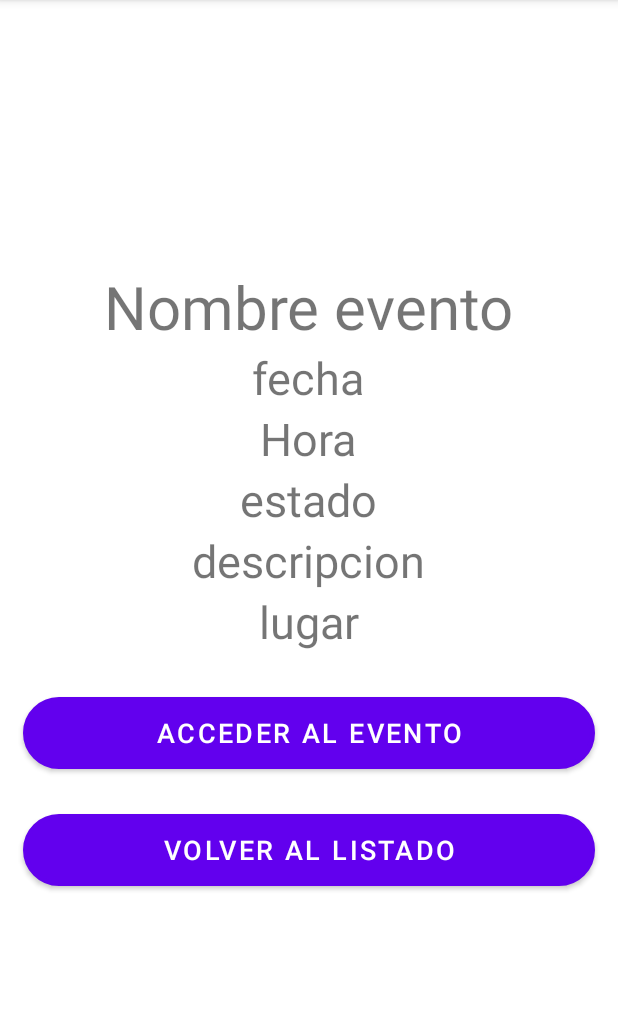
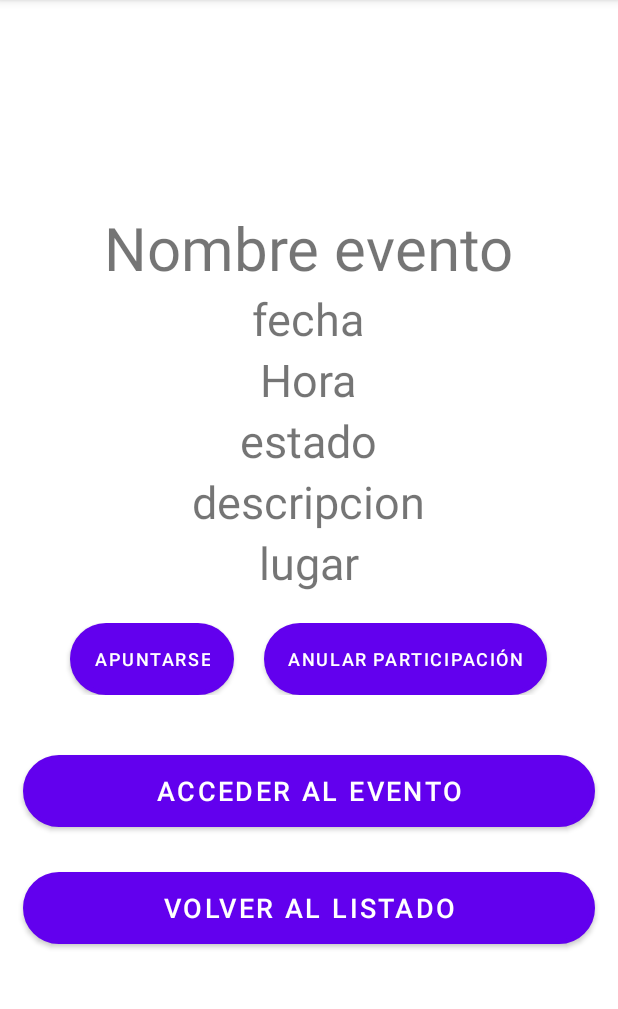
Before and after one commit to airamtaleb/MasterChef, an Android app: the DetallesEventoActivity screen opened directly, with no data from a screen before it, on a phone screen of 412 x 824 dp, the part 84-1093 px from its top. Run offline under Robolectric (Android 15) with nearby library versions, the phone set to English and light mode, and no system bars; 6 statements that could not run were skipped.

Commit message:
Añadir botones Eventos

```diff
--- a/app/src/main/res/layout/activity_detalles_evento.xml
+++ b/app/src/main/res/layout/activity_detalles_evento.xml
@@ -50,6 +50,38 @@
         android:text="lugar"
         android:textSize="30dp" />
 
+    <LinearLayout
+        android:layout_width="match_parent"
+        android:layout_height="wrap_content"
+        android:orientation="horizontal"
+        android:layout_marginTop="10dp"
+        android:gravity="center"
+        android:padding="10dp">
+
+        <Button
+            android:id="@+id/btnApuntarse"
+            android:layout_width="wrap_content"
+            android:layout_height="wrap_content"
+            android:layout_marginRight="10dp"
+            android:background="@drawable/bordes_redondos"
+            android:text="Apuntarse"
+            android:textColor="#FFF"
+            android:textSize="12sp"
+            android:layout_gravity="left" />
+
+        <Button
+            android:id="@+id/btnCancelarParticipacion"
+            android:layout_width="wrap_content"
+            android:layout_height="wrap_content"
+            android:layout_marginLeft="10dp"
+            android:background="@drawable/bordes_redondos"
+            android:text="Anular Participación"
+            android:textColor="#FFF"
+            android:textSize="12sp"
+            android:layout_gravity="right" />
+
+    </LinearLayout>
+
     <Button
         android:id="@+id/btnAccederEvento"
         android:layout_width="match_parent"
```
Also changed, not shown: app/src/main/java/com/politecnico/masterchef/CustomAdapter.java (+22 -0 lines), app/src/main/res/layout/rowlayout.xml (+32 -0 lines).
